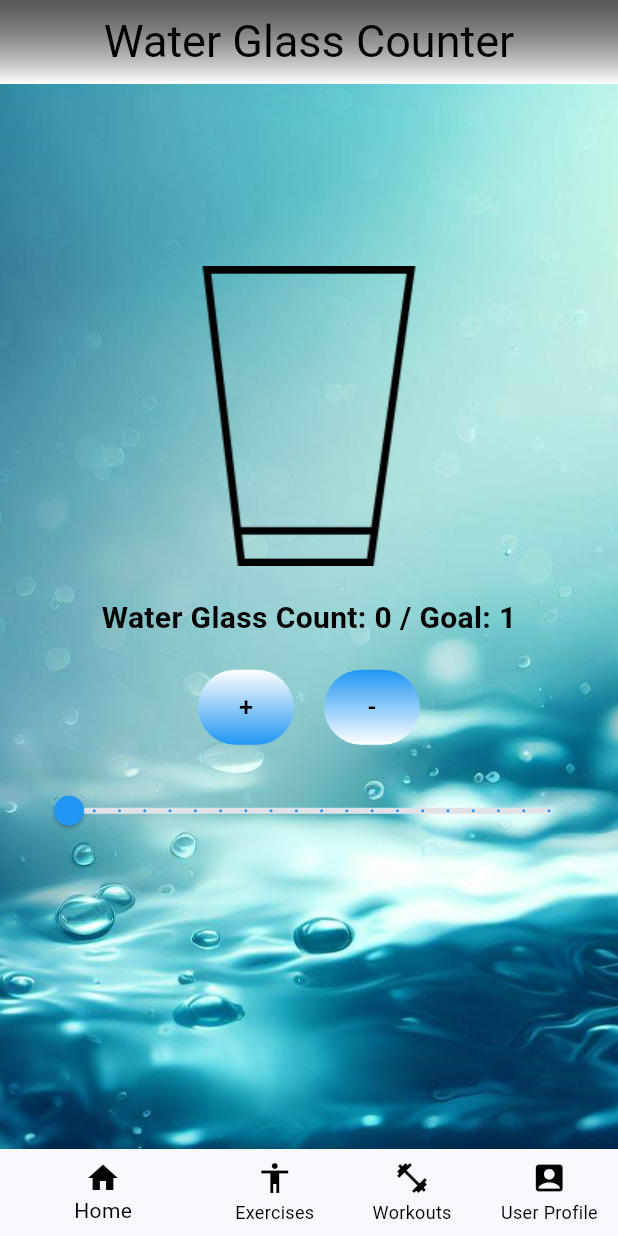
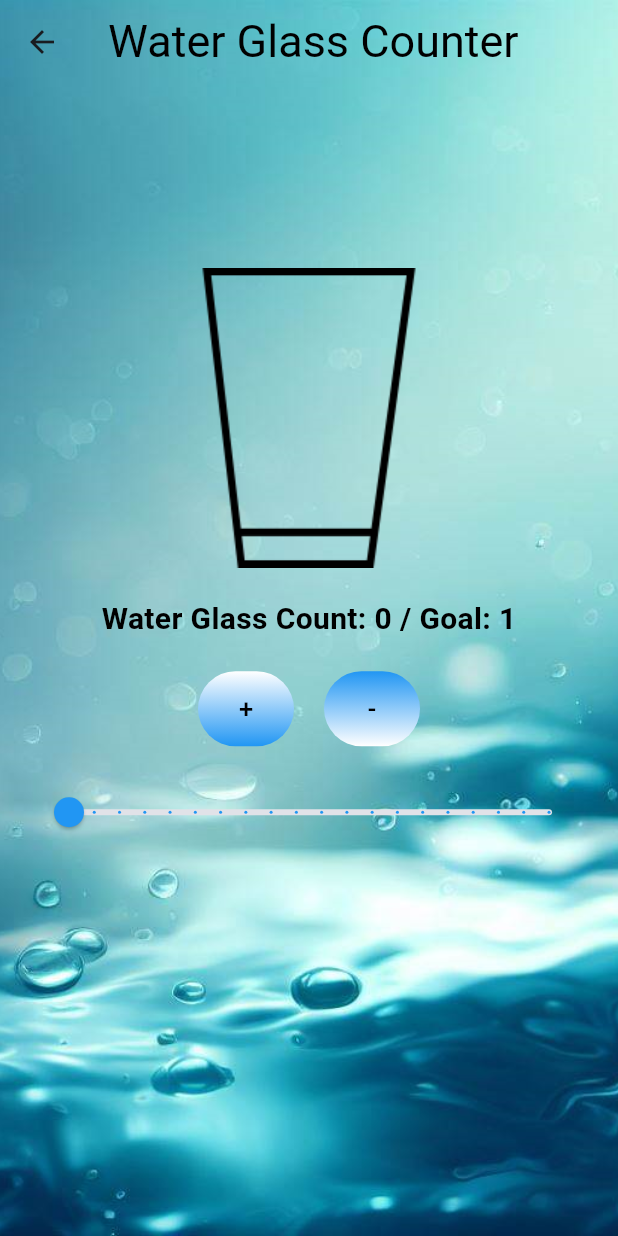
Before and after one commit to mateuszkasprzak94/fitness_prodigy, a Flutter app: the WaterGlassCounterPage screen opened directly, on a phone screen of 412 x 824 dp. Run offline on Flutter 3.47's test engine with Material 2 defaults, Android fonts, the phone set to English and light mode, and no system bars; our stand-ins replace bloc, cloud_firestore, firebase_auth, firebase_core, flutter_bloc, google_fonts and 1 more; accounts and stored records are empty; Roboto replaces fonts that are missing (Satisfy).

Commit message:
Improve Water Glass page with transparent Appbarr

```diff
--- a/lib/app/features/event_planner/event_planner_page/page/event_planner_page.dart
+++ b/lib/app/features/event_planner/event_planner_page/page/event_planner_page.dart
@@ -32,7 +32,7 @@ class EventPlannerPage extends StatelessWidget {
           ),
         ),
         systemOverlayStyle: SystemUiOverlayStyle.light,
-        automaticallyImplyLeading: false,
+        automaticallyImplyLeading: true,
       ),
       body: const _EventPlannerPageBody(),
       floatingActionButton: Container(
--- a/lib/app/features/water_glass_counter/water_glass_counter_page.dart
+++ b/lib/app/features/water_glass_counter/water_glass_counter_page.dart
@@ -1,8 +1,8 @@
 import 'package:firebase_auth/firebase_auth.dart';
-import 'package:fitness_prodigy/app/features/exercies_examples/exercies_examples_page.dart';
-import 'package:fitness_prodigy/app/features/features_page.dart';
-import 'package:fitness_prodigy/app/features/user_profile/user_profile_page.dart';
-import 'package:fitness_prodigy/app/features/workout_plans/workout_plans_page.dart';
+// import 'package:fitness_prodigy/app/features/exercies_examples/exercies_examples_page.dart';
+// import 'package:fitness_prodigy/app/features/features_page.dart';
+// import 'package:fitness_prodigy/app/features/user_profile/user_profile_page.dart';
+// import 'package:fitness_prodigy/app/features/workout_plans/workout_plans_page.dart';
 import 'package:flutter/material.dart';
 import 'package:flutter/services.dart';
 import 'package:google_fonts/google_fonts.dart';
@@ -78,22 +78,26 @@ class _WaterGlassCounterPageState extends State<WaterGlassCounterPage> {
   @override
   Widget build(BuildContext context) {
     return Scaffold(
+      extendBodyBehindAppBar: true,
       appBar: AppBar(
+        backgroundColor: Colors.transparent,
         title: Text(
           'Water Glass Counter',
           style: GoogleFonts.satisfy(fontSize: 30, color: Colors.black),
         ),
         centerTitle: true,
         flexibleSpace: Container(
-          decoration: const BoxDecoration(
-            gradient: LinearGradient(colors: [
-              Color.fromARGB(164, 0, 0, 0),
-              Colors.white,
-            ], begin: Alignment.topCenter, end: Alignment.bottomCenter),
-          ),
-        ),
+
+            // decoration: const BoxDecoration(
+            //   gradient: LinearGradient(colors: [
+
+            //     // Color.fromARGB(164, 0, 0, 0),
+            //     // Colors.white,
+            //   ], begin: Alignment.topCenter, end: Alignment.bottomCenter),
+            // ),
+            ),
         systemOverlayStyle: SystemUiOverlayStyle.light,
-        automaticallyImplyLeading: false,
+        automaticallyImplyLeading: true,
       ),
       body: Container(
         decoration: const BoxDecoration(
@@ -219,65 +223,65 @@ class _WaterGlassCounterPageState extends State<WaterGlassCounterPage> {
           ),
         ),
       ),
-      bottomNavigationBar: BottomNavigationBar(
-        currentIndex: currentIndex,
-        onTap: (newIndex) {
-          setState(() {
-            currentIndex = newIndex;
-          });
-          if (newIndex == 0) {
-            Navigator.push(
-              context,
-              MaterialPageRoute(
-                builder: (_) => Features(user: widget.user),
-              ),
-            );
-          } else if (newIndex == 1) {
-            Navigator.push(
-              context,
-              MaterialPageRoute(
-                builder: (_) => ExerciseExamplesPage(user: widget.user),
-              ),
-            );
-          } else if (newIndex == 2) {
-            Navigator.push(
-              context,
-              MaterialPageRoute(
-                builder: (_) => WorkoutPlansPage(user: widget.user),
-              ),
-            );
-          } else if (newIndex == 3) {
-            Navigator.push(
-              context,
-              MaterialPageRoute(
-                builder: (_) => UserProfilePage(user: widget.user),
-              ),
-            );
-          }
-        },
-        selectedItemColor: Colors.black,
-        unselectedItemColor: Colors.black,
-        showSelectedLabels: true,
-        showUnselectedLabels: true,
-        items: const [
-          BottomNavigationBarItem(
-            icon: Icon(Icons.home),
-            label: 'Home',
-          ),
-          BottomNavigationBarItem(
-            icon: Icon(Icons.accessibility),
-            label: 'Exercises',
-          ),
-          BottomNavigationBarItem(
-            icon: Icon(Icons.fitness_center),
-            label: 'Workouts',
-          ),
-          BottomNavigationBarItem(
-            icon: Icon(Icons.account_box),
-            label: 'User Profile',
-          ),
-        ],
-      ),
+      // bottomNavigationBar: BottomNavigationBar(
+      //   currentIndex: currentIndex,
+      //   onTap: (newIndex) {
+      //     setState(() {
+      //       currentIndex = newIndex;
+      //     });
+      //     if (newIndex == 0) {
+      //       Navigator.push(
+      //         context,
+      //         MaterialPageRoute(
+      //           builder: (_) => Features(user: widget.user),
+      //         ),
+      //       );
+      //     } else if (newIndex == 1) {
+      //       Navigator.push(
+      //         context,
+      //         MaterialPageRoute(
+      //           builder: (_) => ExerciseExamplesPage(user: widget.user),
+      //         ),
+      //       );
+      //     } else if (newIndex == 2) {
+      //       Navigator.push(
+      //         context,
+      //         MaterialPageRoute(
+      //           builder: (_) => WorkoutPlansPage(user: widget.user),
+      //         ),
+      //       );
+      //     } else if (newIndex == 3) {
+      //       Navigator.push(
+      //         context,
+      //         MaterialPageRoute(
+      //           builder: (_) => UserProfilePage(user: widget.user),
+      //         ),
+      //       );
+      //     }
+      //   },
+      //   selectedItemColor: Colors.black,
+      //   unselectedItemColor: Colors.black,
+      //   showSelectedLabels: true,
+      //   showUnselectedLabels: true,
+      //   items: const [
+      //     BottomNavigationBarItem(
+      //       icon: Icon(Icons.home),
+      //       label: 'Home',
+      //     ),
+      //     BottomNavigationBarItem(
+      //       icon: Icon(Icons.accessibility),
+      //       label: 'Exercises',
+      //     ),
+      //     BottomNavigationBarItem(
+      //       icon: Icon(Icons.fitness_center),
+      //       label: 'Workouts',
+      //     ),
+      //     BottomNavigationBarItem(
+      //       icon: Icon(Icons.account_box),
+      //       label: 'User Profile',
+      //     ),
+      //   ],
+      // ),
     );
   }
 }
```
Also changed, not shown: lib/app/features/goals/goals_page.dart (+70 -70 lines).
